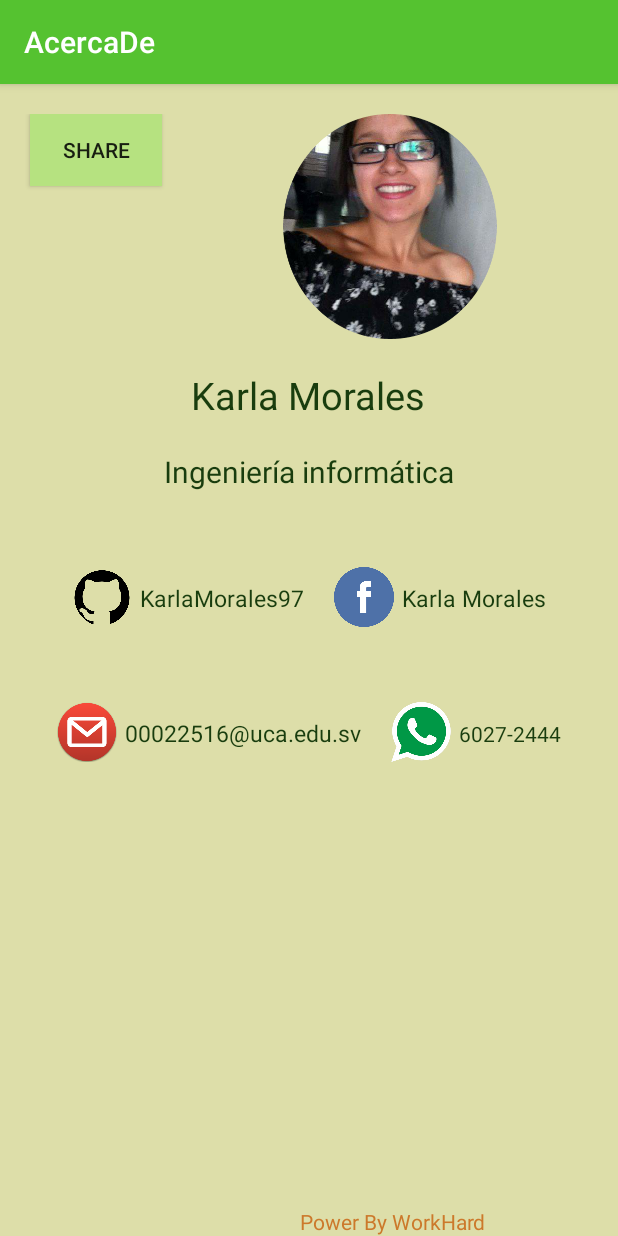
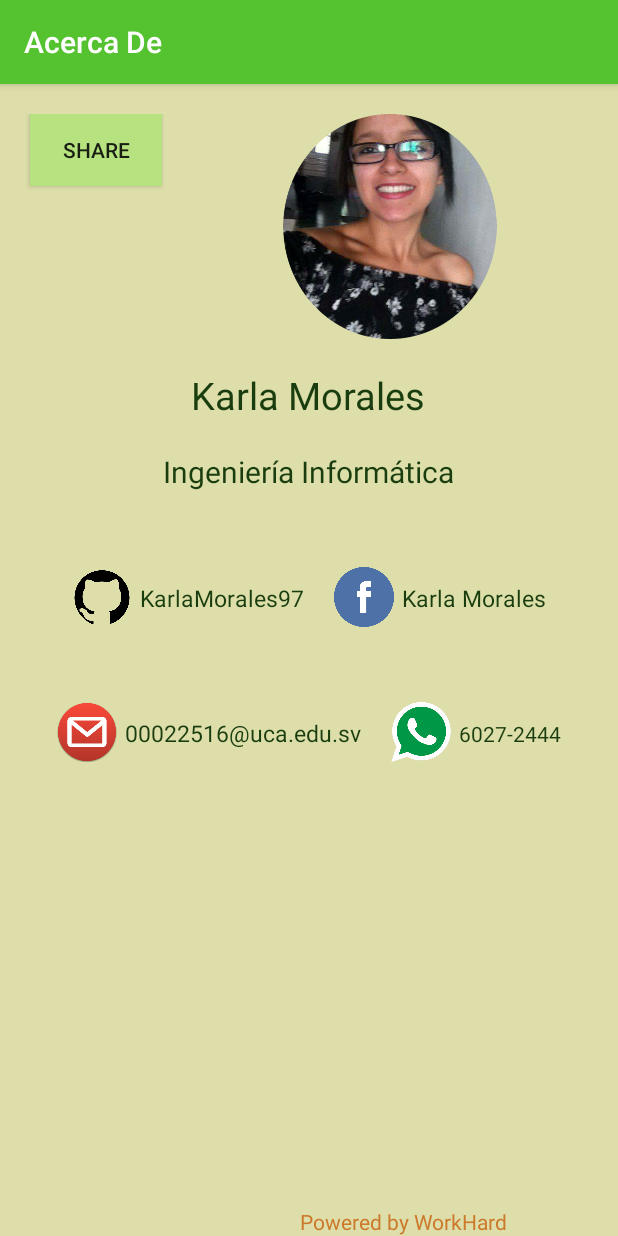
Before and after one commit to KarlaMorales97/AcercaDeShare, an Android app: the screen it shows after launch (MainActivity), after a tap on "SHARE", on a phone screen of 412 x 824 dp. Run offline under Robolectric (Android 15) with nearby library versions, the phone set to English and light mode, and no system bars.

```diff
--- a/app/src/main/AndroidManifest.xml
+++ b/app/src/main/AndroidManifest.xml
@@ -1,6 +1,8 @@
 <?xml version="1.0" encoding="utf-8"?>
 <manifest xmlns:android="http://schemas.android.com/apk/res/android"
     package="com.morales.acercade">
+    <uses-permission android:name="android.permission.READ_EXTERNAL_STORAGE"></uses-permission>
+    <uses-permission android:name="android.permission.WRITE_EXTERNAL_STORAGE"></uses-permission>
 
     <application
         android:allowBackup="true"
--- a/app/src/main/java/com/morales/acercade/MainActivity.java
+++ b/app/src/main/java/com/morales/acercade/MainActivity.java
@@ -1,45 +1,68 @@
 package com.morales.acercade;
 
 import android.content.Intent;
-import android.media.Image;
+import android.graphics.Bitmap;
+import android.graphics.Canvas;
+import android.graphics.Color;
+import android.graphics.drawable.Drawable;
+import android.net.Uri;
+import android.renderscript.ScriptGroup;
 import android.support.v7.app.AppCompatActivity;
 import android.os.Bundle;
 import android.view.View;
 import android.widget.Button;
 import android.widget.EditText;
-import android.widget.TextView;
+import android.widget.ImageView;
+
+import java.io.File;
+import java.io.FileOutputStream;
+import java.io.InputStream;
+import java.util.ArrayList;
 
 public class MainActivity extends AppCompatActivity {
-
-    Button share;
-    String ACTION_SENDTO;
+     ImageView idForSaveView;
 
     @Override
     protected void onCreate(Bundle savedInstanceState) {
         super.onCreate(savedInstanceState);
         setContentView(R.layout.activity_main);
+        idForSaveView=(ImageView) findViewById(R.id.Karla);
+    }
+    public void Share(View view){
 
-        share = (Button)findViewById(R.id.boton_share);
+        Bitmap bitmap =getBitmapFromView(idForSaveView);
+        try {
+            File file = new File(this.getExternalCacheDir(),"logicchip.png");
+            FileOutputStream fOut = new FileOutputStream(file);
+            bitmap.compress(Bitmap.CompressFormat.PNG, 100, fOut);
+            fOut.flush();
+            fOut.close();
+            file.setReadable(true, false);
+            final Intent intent = new Intent(android.content.Intent.ACTION_SEND);
+            intent.setFlags(Intent.FLAG_ACTIVITY_NEW_TASK);
+            intent.putExtra(Intent.EXTRA_STREAM, Uri.fromFile(file));
+            intent.putExtra(Intent.EXTRA_TEXT, "Acerca de mi\nNombre: "+getResources().getString(R.string.Nombre)+"\nCarrera: "+getResources().getString(R.string.carrera)
+                    +"\nGitHub: " + getResources().getString(R.string.github)+"\nFacebook: "+getResources().getString(R.string.facebook)
+                    +"\nCorreo: "+ getResources().getString(R.string.correouca)+"\nCelular: "+getResources().getString(R.string.telefono));
+            intent.setType("*/*");
+            startActivity(Intent.createChooser(intent, "Enviar a"));
+        } catch (Exception e) {
+            e.printStackTrace();
+        }
+    }
 
-        share.setOnClickListener(new View.OnClickListener() {
-            @Override
-            public void onClick(View v) {
-                Intent sendIntent = new Intent();
-                sendIntent.setAction(Intent.ACTION_SEND);
-                sendIntent.putExtra(Intent.EXTRA_TEXT, ((TextView)findViewById(R.id.cajita1)).getText().toString());
-                sendIntent.putExtra(Intent.EXTRA_TEXT, ((TextView)findViewById(R.id.cajita2)).getText().toString());
-                sendIntent.putExtra(Intent.EXTRA_TEXT, ((TextView)findViewById(R.id.cajita3)).getText().toString());
-                sendIntent.putExtra(Intent.EXTRA_TEXT, ((TextView)findViewById(R.id.cajita4)).getText().toString());
-                sendIntent.putExtra(Intent.EXTRA_TEXT, ((TextView)findViewById(R.id.cajita5)).getText().toString());
-                sendIntent.putExtra(Intent.EXTRA_TEXT, ((TextView)findViewById(R.id.cajita6)).getText().toString());
-                sendIntent.setType("text/*");
-                startActivity(sendIntent);
-
-
-                if(sendIntent.resolveActivity(getPackageManager()) != null){
-                    startActivity(sendIntent);
-                }
-            }
-        });
+    private Bitmap getBitmapFromView(View view) {
+        Bitmap returnedBitmap = Bitmap.createBitmap(view.getWidth(), view.getHeight(),Bitmap.Config.ARGB_8888);
+        Canvas canvas = new Canvas(returnedBitmap);
+        Drawable bgDrawable =view.getBackground();
+        if (bgDrawable!=null) {
+            //has background drawable, then draw it on the canvas
+            bgDrawable.draw(canvas);
+        }   else{
+            //does not have background drawable, then draw white background on the canvas
+            canvas.drawColor(Color.WHITE);
+        }
+        view.draw(canvas);
+        return returnedBitmap;
     }
 }
--- a/app/src/main/res/layout/activity_main.xml
+++ b/app/src/main/res/layout/activity_main.xml
@@ -20,10 +20,12 @@
             android:layout_height="wrap_content"
             android:layout_gravity="start"
             android:layout_marginLeft="20dp"
+            android:onClick="Share"
             android:text="SHARE"
             android:background="@color/Buttonshare"/>
 
         <ImageView
+            android:id="@+id/Karla"
             android:layout_width="match_parent"
             android:layout_height="150dp"
             android:layout_gravity="center"
@@ -33,10 +35,10 @@
     </LinearLayout>
 
         <TextView
-            android:id="@+id/cajita1"
+            android:id="@+id/Nombre"
             android:layout_width="wrap_content"
             android:layout_height="wrap_content"
-            android:text="Karla Morales"
+            android:text="@string/Nombre"
             android:textSize="25sp"
             android:textColor="#193d0e"
             android:layout_gravity="center"
@@ -46,7 +48,7 @@
             android:id="@+id/cajita2"
             android:layout_width="wrap_content"
             android:layout_height="wrap_content"
-            android:text="Ingeniería informática"
+            android:text="@string/carrera"
             android:layout_marginTop="20dp"
             android:textSize="20sp"
             android:textColor="#193d0e"
@@ -71,7 +73,7 @@
             android:layout_height="20dp"
             android:layout_marginTop="10dp"
             android:layout_marginLeft="5dp"
-            android:text="KarlaMorales97"
+            android:text="@string/github"
             android:textColor="#193d0e"
             android:textSize="15sp" />
 
@@ -87,7 +89,7 @@
             android:layout_height="20dp"
             android:layout_marginTop="10dp"
             android:layout_marginLeft="5dp"
-            android:text="Karla Morales"
+            android:text="@string/facebook"
             android:textColor="#193d0e"
             android:textSize="15sp" />
 
@@ -111,7 +113,7 @@
             android:layout_height="20dp"
             android:layout_marginLeft="5dp"
             android:layout_marginTop="10dp"
-            android:text="00022516@uca.edu.sv"
+            android:text="@string/correouca"
             android:textColor="#193d0e"
             android:textSize="15sp" />
 
@@ -127,7 +129,7 @@
             android:layout_height="20dp"
             android:layout_marginLeft="5dp"
             android:layout_marginTop="10dp"
-            android:text="6027-2444"
+            android:text="@string/telefono"
             android:textColor="#193d0e" />
     </LinearLayout>
 
@@ -141,7 +143,7 @@
             android:layout_height="wrap_content"
             android:layout_marginLeft="200dp"
             android:layout_gravity="bottom"
-            android:text="Power By WorkHard"
+            android:text="@string/powered"
             android:textColor="#cc792b"
             android:textSize="14sp"/>
     </LinearLayout>
--- a/app/src/main/res/values/strings.xml
+++ b/app/src/main/res/values/strings.xml
@@ -1,3 +1,10 @@
 <resources>
-    <string name="app_name">AcercaDe</string>
+        <string name="app_name">Acerca De</string>
+        <string name="Nombre">Karla Morales</string>
+        <string name="carrera">Ingeniería Informática</string>
+        <string name="github">KarlaMorales97</string>
+        <string name="facebook">Karla Morales</string>
+        <string name="correouca">00022516@uca.edu.sv</string>
+        <string name="telefono">6027-2444</string>
+        <string name="powered">Powered by WorkHard</string>
 </resources>
```
